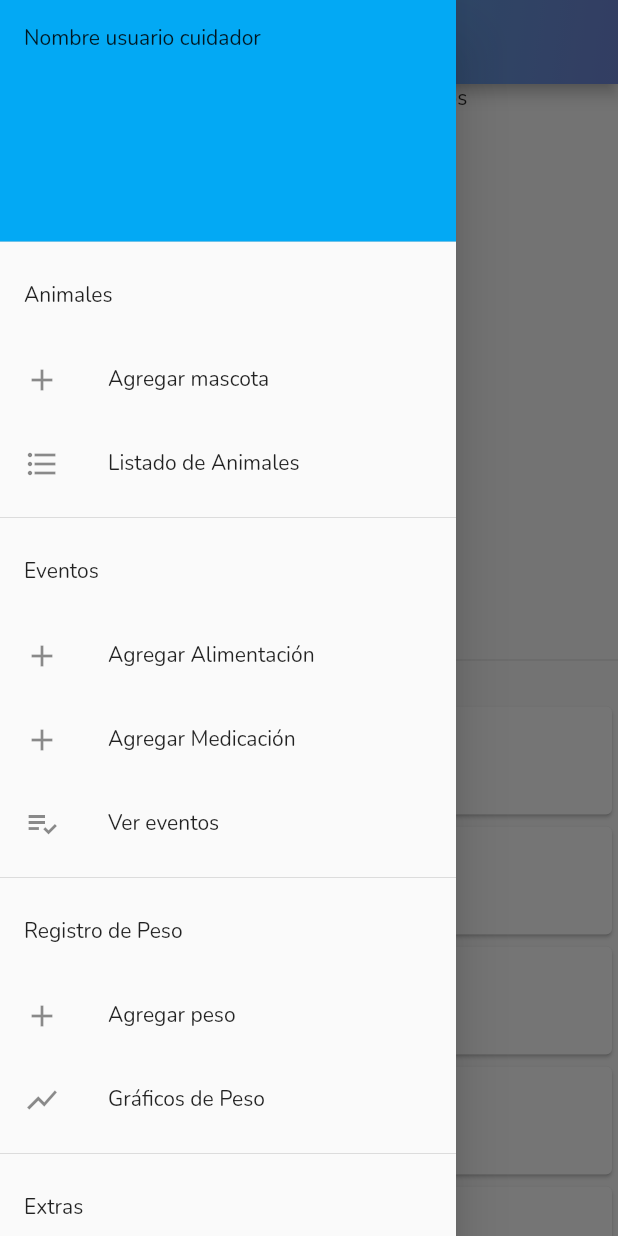
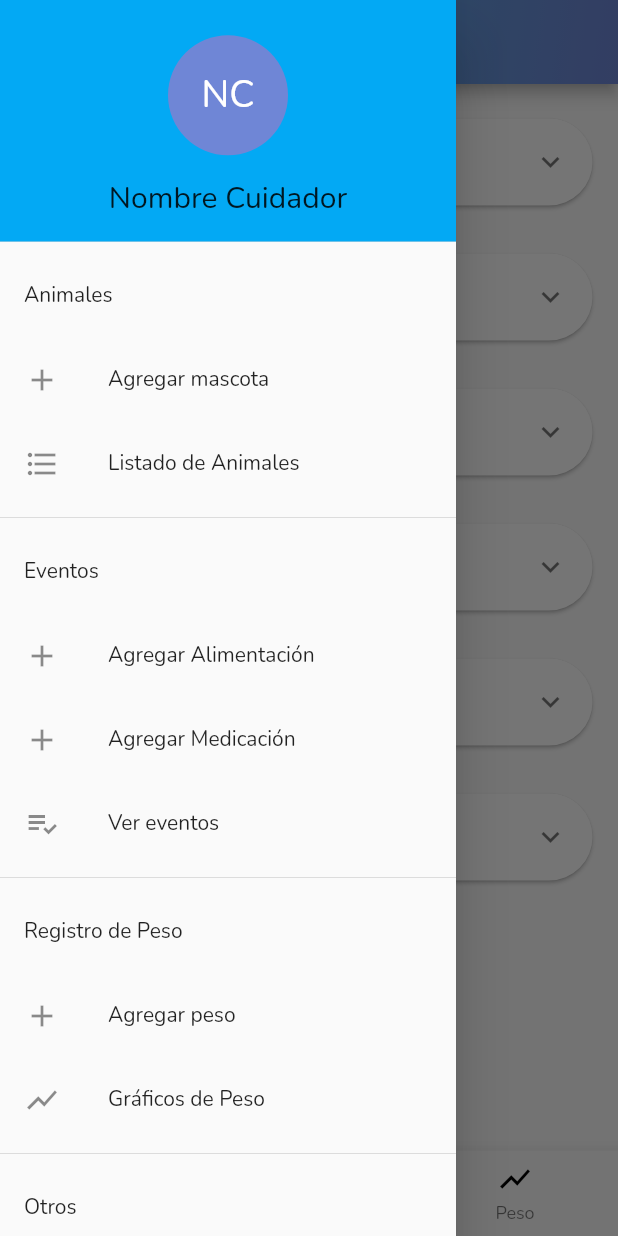
Before and after one commit to AMonardez/Michi_Manager, a Flutter app: the screen it shows after launch, with the side drawer open, on a phone screen of 412 x 824 dp. Run offline on Flutter 3.47's test engine with Material 2 defaults, Android fonts, the phone set to English and light mode, and no system bars; drawn by our look-alikes of timelines; our stand-ins replace date_time_picker, fl_chart, flutter_spinbox, ionicons.

Commit message:
Diseño pagina inicial

```diff
--- a/lib/main.dart
+++ b/lib/main.dart
@@ -1,7 +1,11 @@
 import 'package:flutter/cupertino.dart';
 import 'package:flutter/material.dart';
+import 'package:michi_manager/models/Evento.dart';
+import 'package:michi_manager/viewGraficos.dart';
+import 'package:michi_manager/viewListadoMascotas.dart';
 import 'package:timelines/timelines.dart';
 import 'package:michi_manager/menu_anvorgueso.dart';
+import 'package:ionicons/ionicons.dart';
 
 void main() => runApp(MyApp());
 
@@ -11,106 +15,177 @@ class MyApp extends StatelessWidget {
   Widget build(BuildContext context) {
     return MaterialApp(
       title: 'Maneja tus Michis',
-      theme: ThemeData(
-        primarySwatch: Colors.lightBlue,
-        fontFamily: 'Nunito'
-      ),
+      theme: ThemeData(primarySwatch: Colors.lightBlue, fontFamily: 'Nunito'),
       darkTheme: ThemeData.dark(),
       home: MyHomePage(),
     );
   }
 }
 
-class MyHomePage extends StatelessWidget {
-  MyHomePage({Key? key}) : super(key: key);
-  final String title='Inicio';
+class MyHomePageState extends State<MyHomePage> {
+  int indiceSeleccionado=1;
+  late List<Evento> listaEventos;
+
+  List<Widget> paneles= [ListaAnimales(), MyHomePage(), ViewGraficos() ];
+
+
+  initState(){
+    super.initState();
+    listaEventos = Evento.listaEjemplos();
+  }
 
   @override
   Widget build(BuildContext context) {
-    int numeros=10;
     return Scaffold(
         drawer: MenuAnvorgueso(),
-        appBar: AppBar(title: Text(this.title, style: TextStyle(color: Colors.white, fontFamily: 'Nunito') ),
+        appBar: AppBar(
+          title: Text("Inicio", style: TextStyle(color: Colors.white, fontFamily: 'Nunito')),
           flexibleSpace: Container(
             decoration: BoxDecoration(
                 gradient: LinearGradient(
                     begin: Alignment.topLeft,
                     end: Alignment.bottomRight,
-                    colors: <Color>[Color(0xff48c6ef), Color(0xff6f86d6)
-                    ])
+                    colors: <Color>[Color(0xff48c6ef), Color(0xff6f86d6)])),
+          ),
+        ),
+        body: Center(
+          child: Padding(
+            padding: const EdgeInsets.only(left:15, right:8.0),
+            child: Flexible(
+              child: Timeline.tileBuilder(
+                theme: TimelineThemeData(
+                  nodePosition: 0,
+                  nodeItemOverlap: false,
+                  connectorTheme: ConnectorThemeData(
+                    color: Color(0xff48c6ef),
+                    thickness: 3.0,
+                  ),
+                ),
+                builder: TimelineTileBuilder.connectedFromStyle(
+                  contentsAlign: ContentsAlign.basic,
+
+                  indicatorStyleBuilder: ((context,index)=> (listaEventos[index].cumplido==true?IndicatorStyle.dot:IndicatorStyle.outlined)),
+                  connectionDirection: ConnectionDirection.after,
+                  connectorStyleBuilder: ((context,index)=> ConnectorStyle.solidLine),
+                  contentsBuilder: (context, index) => Padding(
+                    padding: const EdgeInsets.all(5.0),
+                    child: Column(
+                      crossAxisAlignment: CrossAxisAlignment.start,
+                      children: [
+                        Padding(
+                          padding: const EdgeInsets.only(left:20.0),
+                          child: Text("${fechabonita(listaEventos[index].fecha)} ",
+                            style:TextStyle(color:Colors.grey, fontSize:10), textAlign: TextAlign.start,),
+                        ),
+                        Card(
+                            shape: RoundedRectangleBorder(borderRadius: BorderRadius.circular(30.0)),
+                            child: ExpansionTile(
+                              leading: Icon(listaEventos[index].tipo=="Alimentación"?Icons.pets:Icons.adjust, color:Colors.grey),
+
+                              title: Column(
+                                children: [
+                                  Text(listaEventos[index].nombre),
+                                  Text(listaEventos[index].nombreAnimal, style:TextStyle(color:Colors.grey, fontSize:10), textAlign: TextAlign.start,) ,
+                                ],
+                              ),
+                                children: [Padding(
+                                  padding: const EdgeInsets.all(8.0),
+                                  child: Column(
+                                    children: [
+                            Text("Cantidad:", style: TextStyle(fontWeight: FontWeight.bold)),
+                          Text(listaEventos[index].cantidad),
+                          Text("Cumplido:", style: TextStyle(fontWeight: FontWeight.bold)),
+                          Text(listaEventos[index].cumplido.toString()),
+                                      ElevatedButton(child: Text("CUMPLIR"),
+
+                                          onPressed: () { //if(value!=null) listaEventos[index].cumplido=value;
+                                        setState(() {
+                                          List<Evento> aux= listaEventos;
+                                          aux[index].cumplido=!aux[index].cumplido;
+                                          listaEventos=aux;
+
+                                          //TODO: Llamar al endpoint de actualizar cumplido del evento.
+
+                                        });}
+
+
+
+                                        ,),
+
+                                    ],
+                                  ),
+                                ),]
+                            )
+
+
+                        ),
+                      ],
+                    ),
+                  ),
+                  itemCount: listaEventos.length,
+                ),
+              ),
+            ),
+          ),
+        ),
+      bottomNavigationBar: BottomNavigationBar(
+        currentIndex: indiceSeleccionado,
+
+        items: [
+          BottomNavigationBarItem(
+            icon: Icon(
+              Icons.pets,
+              color: Colors.black,
+            ),
+            title: Text('Animales'),
+            activeIcon: Icon(
+              Icons.pets,
+              color: Colors.blue,
+            ),
+          ),BottomNavigationBarItem(
+            icon: Icon(
+              Icons.home,
+              color: Colors.black,
+            ),
+            title: Text('Eventos'),
+            activeIcon: Icon(
+              Icons.home,
+              color: Colors.blue,
+            ),
+          ),
+          BottomNavigationBarItem(
+            icon: Icon(
+              Icons.show_chart,
+              color: Colors.black,
+            ),
+            title: Text('Peso'),
+            activeIcon: Icon(
+              Icons.show_chart,
+              color: Colors.blue,
             ),
           ),
 
-        ),
-        body: Center(
-            child: Column(
-                mainAxisAlignment: MainAxisAlignment.spaceEvenly, //.center pega todo y lo junta
-                crossAxisAlignment: CrossAxisAlignment.center,
-                children: <Widget>[
-              Text("Aqui va la timeline de los eventos"),
-              Expanded(
-                  child: Timeline(children: <Widget>[
+        ],
+        onTap: (index) {
+          Navigator.push(context, MaterialPageRoute(builder: (context) => paneles[index]));
 
-                for (int i = 0; i < numeros; i++)
-                  if(i==0)
-                  TimelineTile(
-                      oppositeContents: Text((i + 1).toString() + ":00"),
-                      contents: Text("Evento" + (i+1).toString()),
+        }
 
-                      node: TimelineNode(
-                          indicator: OutlinedDotIndicator(),
-                          endConnector: SizedBox(
-                            height: 20.0,
-                            child: DashedLineConnector(),
-                          ))
-                  )
-                  else if(i==numeros-1)
-                    TimelineTile(
-                        oppositeContents: Text((i + 1).toString() + ":00"),
-                        contents: Text("Evento" + (i+1).toString()),
 
-                        node: TimelineNode(
-                            indicator: OutlinedDotIndicator(),
-                            startConnector: SizedBox(
-                              height: 20.0,
-                              child: DashedLineConnector(),
-                            ),
-                            )
-                    )
-                    else TimelineTile(
-                        oppositeContents: Text((i + 1).toString() + ":00"),
-                        contents: Text("Evento" + (i+1).toString()),
 
-                        node: TimelineNode(
-                            indicator: OutlinedDotIndicator(),
-                            startConnector: SizedBox(
-                              height: 20.0,
-                              child: DashedLineConnector(),
-                            ),
-                            endConnector: SizedBox(
-                              height: 20.0,
-                              child: DashedLineConnector(),
-                            ))
-                    )
-
-              ])),
-              Divider(),
-              Container(child: Text("Lista de recordatorios futuros")),
-              Expanded(
-                child: Material(
-                    child: ListView(children: [
-                  for (int i = 0; i < 40; i++)
-                    Card(
-                        child: Column(mainAxisSize: MainAxisSize.min, children: <Widget>[
-                      ListTile(
-                        leading: Icon(Icons.bug_report_rounded),
-                        title: Text('Alimentación:' + (i + 1).toString()),
-                        subtitle: Text('Whiskas (200gr)'),
-                      )
-                    ]))
-                ])),
-              ),
-              //ListaEventos(),
-            ])));
+      ),
+    );
+  }
+  static String fechabonita(DateTime dt){
+    var stringList =  dt.toIso8601String().split(new RegExp(r"[T\.]"));
+    var numeritos= stringList[0].split("-");
+    var horitas= stringList[1].split(":");
+    var fechabien = "" + numeritos[2] + "-" + numeritos[1] + '-' + numeritos[0] + " " + horitas[0] + ":" + horitas[1];
+    return fechabien;
   }
 }
+
+class MyHomePage extends StatefulWidget {
+  @override
+  State<StatefulWidget> createState() => new MyHomePageState();
+}
--- a/lib/menu_anvorgueso.dart
+++ b/lib/menu_anvorgueso.dart
@@ -15,9 +15,23 @@ class MenuAnvorgueso extends StatelessWidget{
   Widget build(BuildContext context){
     return
       Drawer(
+
           child: ListView(children: <Widget>[
             DrawerHeader(
-              child: Text("Nombre usuario cuidador"),
+              child: Column(
+                mainAxisAlignment: MainAxisAlignment.center,
+                children: [
+                  Padding(
+                    padding: const EdgeInsets.only(bottom:15.0),
+                    child: CircleAvatar(backgroundColor: Color(0xff6f86d6),
+                      child: Text("NC", style:TextStyle(color: Colors.white, fontSize: 25)),
+                      /*backgroundImage: new AssetImage('fotos/logo.png'),*/
+                      radius: 40,
+                    ),
+                  ),
+                  Text("Nombre Cuidador", style: TextStyle(fontSize: 20)),
+                ],
+              ),
               decoration: BoxDecoration(color: Theme.of(context).primaryColor),
             ),
             AbsorbPointer(child: ListTile(title: Text('Animales'))),
@@ -78,7 +92,7 @@ class MenuAnvorgueso extends StatelessWidget{
             ),
             Divider(),
 
-            AbsorbPointer(child: ListTile(title: Text('Extras'))),
+            /*AbsorbPointer(child: ListTile(title: Text('Extras'))),
             ListTile(
               leading: Icon(Icons.precision_manufacturing_rounded),
               title: Text("Experimentos"),
@@ -87,7 +101,7 @@ class MenuAnvorgueso extends StatelessWidget{
                 Navigator.push(context, MaterialPageRoute(builder: (context) => Testeos()));
               },
             ),
-            Divider(),
+            Divider(),*/
             AbsorbPointer(child: ListTile(title: Text('Otros'))),
             ListTile(
               leading: Icon(Icons.info_rounded),
--- a/lib/models/Evento.dart
+++ b/lib/models/Evento.dart
@@ -1,22 +1,25 @@
 class Evento{
   int idEvento;
   int idAnimal;
+  String nombreAnimal;
   String tipo;
   String nombre;
   String cantidad;
   DateTime fecha;
   bool cumplido;
 
-  Evento(this.idEvento, this.idAnimal, this.tipo, this.nombre,
+  Evento(this.idEvento, this.idAnimal,  this.tipo, this.nombreAnimal,this.nombre,
       this.cantidad, this.fecha, this.cumplido);
 
   static List<Evento> listaEjemplos(){
     var aux=[
-      new Evento(1,1, "Alimentación", "Whiskas", "200gr", DateTime.parse('2020-06-03 10:30:00'), true),
-      new Evento(2,1, "Alimentación", "Whiskas", "200gr", DateTime.parse('2020-06-04 10:30:00'), true),
-      new Evento(3,1, "Alimentación", "Whiskas", "200gr", DateTime.parse('2020-06-05 10:30:00'), false),
-      new Evento(1,2, "Alimentación", "Cachupin", "300gr", DateTime.parse('2020-06-05 10:30:00'), false),
-      new Evento(1,2, "Medicacion", "Paracetamol", "10 mg", DateTime.parse('2020-06-07 10:30:00'), false),
+      new Evento(1,1, "Alimentación",'Luna', "Whiskas", "200gr", DateTime.parse('2020-06-03 10:00:00'), true),
+      new Evento(2,1, "Alimentación", 'Luna',"Whiskas", "200gr", DateTime.parse('2020-06-03 18:00:00'), true),
+      new Evento(2,2, "Medicacion", "Poroto","Paracetamol", "10 mg", DateTime.parse('2020-06-03 20:00:00'), false),
+      new Evento(3,1, "Alimentación",'Luna',  "Whiskas", "200gr", DateTime.parse('2020-06-04 10:00:00'), false),
+      new Evento(1,2, "Alimentación",'Luna',  "Cachupin", "300gr", DateTime.parse('2020-06-04 18:00:00'), true),
+      new Evento(2,2, "Medicacion", "Poroto","Paracetamol", "10 mg", DateTime.parse('2020-06-04 20:00:00'), false),
+
     ];
     return aux;
   }
--- a/pubspec.yaml
+++ b/pubspec.yaml
@@ -41,6 +41,7 @@ dependencies:
   ruler_picker: ^0.1.1
   http: ^0.13.3
   fl_chart: ^0.36.2
+  ionicons: ^0.1.2
 
 dev_dependencies:
   flutter_test:
```
Also changed, not shown: pubspec.lock.
